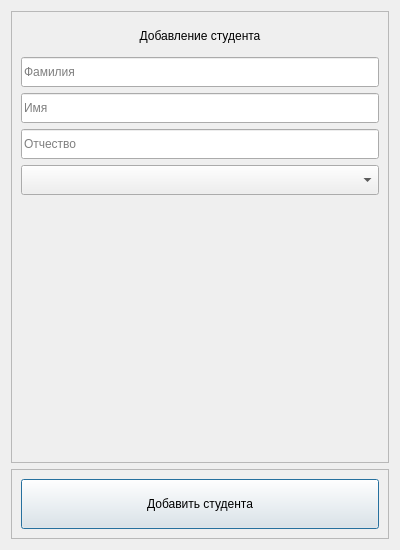
This is ui/adding_form.ui in Gen1us02/PPOIS_2 as Qt 5 draws it before an edit. The edited form follows.
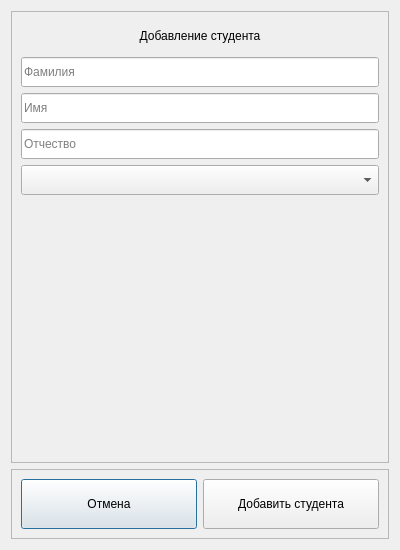
This is the edited form.

Commit message: [feat] add exit button to all windows

```diff
--- a/ui/adding_form.ui
+++ b/ui/adding_form.ui
@@ -154,6 +154,25 @@
       <enum>QFrame::Shadow::Raised</enum>
      </property>
      <layout class="QHBoxLayout" name="horizontalLayout">
+      <item>
+       <widget class="QPushButton" name="cancel_button">
+        <property name="minimumSize">
+         <size>
+          <width>40</width>
+          <height>40</height>
+         </size>
+        </property>
+        <property name="maximumSize">
+         <size>
+          <width>360</width>
+          <height>50</height>
+         </size>
+        </property>
+        <property name="text">
+         <string>Отмена</string>
+        </property>
+       </widget>
+      </item>
       <item>
        <widget class="QPushButton" name="add_button">
         <property name="minimumSize">
```
The commit also changes 11 other files.
